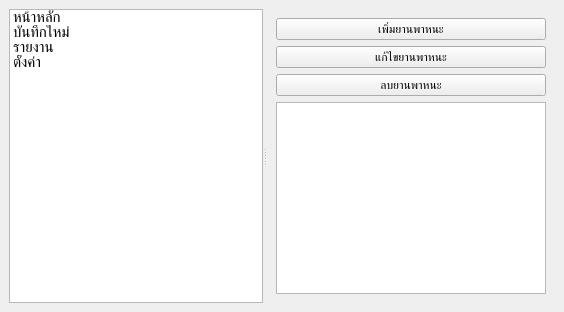
xXFirst555Xx/FuelTracker, file src/views/main_window.ui: the form before one commit.
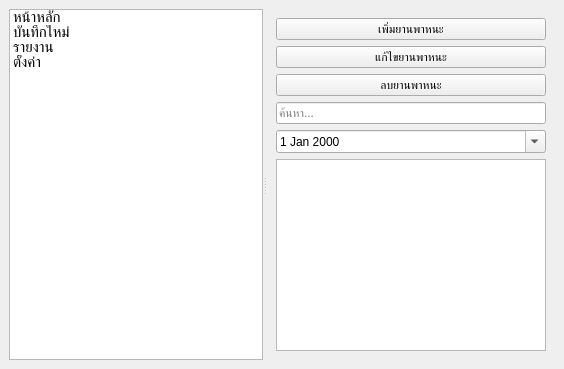
The form after the commit. Icons and pictures are not drawn.

Commit message: Add entry filtering UI and logic

```diff
--- a/src/views/main_window.ui
+++ b/src/views/main_window.ui
@@ -108,6 +108,20 @@
            </property>
           </widget>
          </item>
+         <item>
+          <widget class="QLineEdit" name="searchLineEdit">
+           <property name="placeholderText">
+            <string>ค้นหา...</string>
+           </property>
+          </widget>
+         </item>
+         <item>
+          <widget class="QDateEdit" name="startDateEdit">
+           <property name="calendarPopup">
+            <bool>true</bool>
+           </property>
+          </widget>
+         </item>
          <item>
           <widget class="QListWidget" name="vehicleListWidget"/>
          </item>
```
The commit also changes 2 other files.
